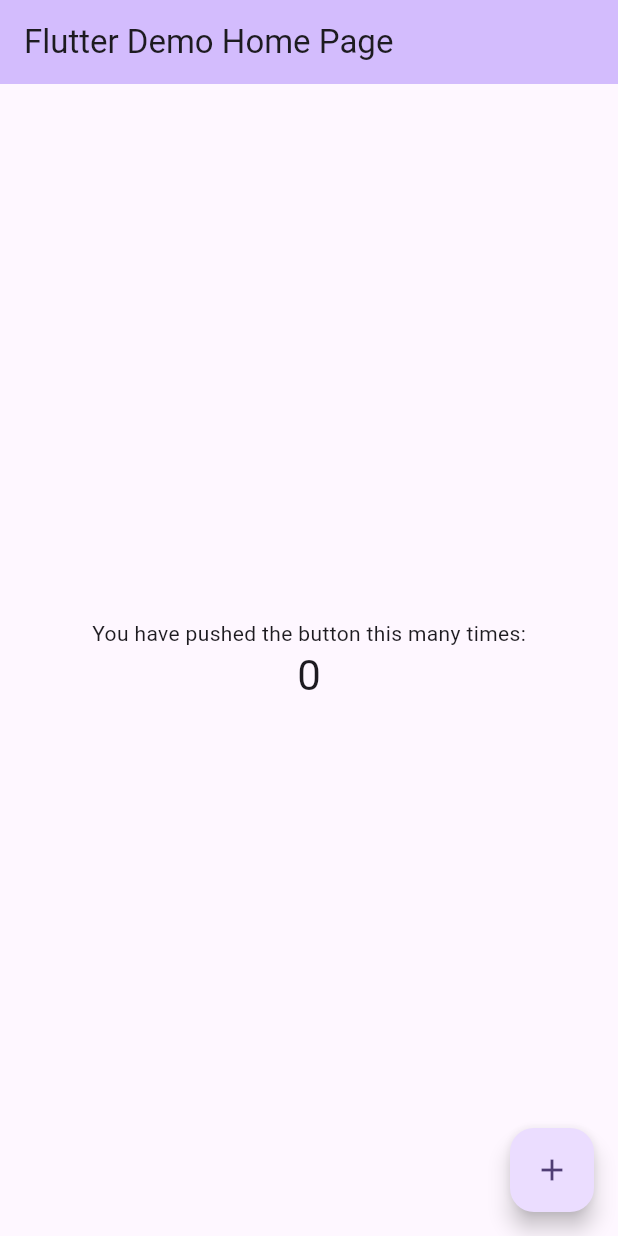
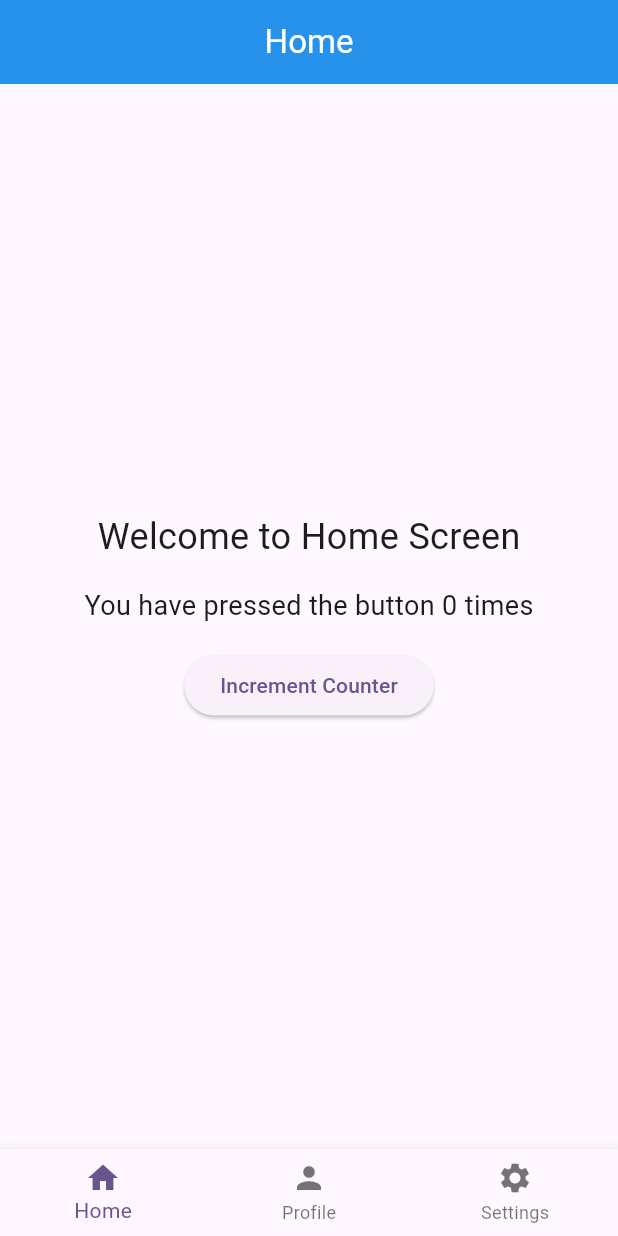
Before and after one commit to Kevz-20/Inventory, a Flutter app: the screen it shows after launch, on a phone screen of 412 x 824 dp. Run offline on Flutter 3.47's test engine with Material 3 defaults, Android fonts, the phone set to English and light mode, and no system bars.

Commit message:
added: header and nav_bar

```diff
--- a/lib/main.dart
+++ b/lib/main.dart
@@ -1,4 +1,7 @@
 import 'package:flutter/material.dart';
+import 'ui/screens/home_screen.dart';
+import 'ui/widgets/header.dart';
+import 'ui/widgets/nav_bar.dart';
 
 void main() {
   runApp(const MyApp());
@@ -7,116 +10,54 @@ void main() {
 class MyApp extends StatelessWidget {
   const MyApp({super.key});
 
-  // This widget is the root of your application.
   @override
   Widget build(BuildContext context) {
     return MaterialApp(
+      debugShowCheckedModeBanner: false,
       title: 'Flutter Demo',
       theme: ThemeData(
-        // This is the theme of your application.
-        //
-        // TRY THIS: Try running your application with "flutter run". You'll see
-        // the application has a purple toolbar. Then, without quitting the app,
-        // try changing the seedColor in the colorScheme below to Colors.green
-        // and then invoke "hot reload" (save your changes or press the "hot
-        // reload" button in a Flutter-supported IDE, or press "r" if you used
-        // the command line to start the app).
-        //
-        // Notice that the counter didn't reset back to zero; the application
-        // state is not lost during the reload. To reset the state, use hot
-        // restart instead.
-        //
-        // This works for code too, not just values: Most code changes can be
-        // tested with just a hot reload.
         colorScheme: ColorScheme.fromSeed(seedColor: Colors.deepPurple),
       ),
-      home: const MyHomePage(title: 'Flutter Demo Home Page'),
+      home: const MainPage(),
     );
   }
 }
 
-class MyHomePage extends StatefulWidget {
-  const MyHomePage({super.key, required this.title});
-
-  // This widget is the home page of your application. It is stateful, meaning
-  // that it has a State object (defined below) that contains fields that affect
-  // how it looks.
-
-  // This class is the configuration for the state. It holds the values (in this
-  // case the title) provided by the parent (in this case the App widget) and
-  // used by the build method of the State. Fields in a Widget subclass are
-  // always marked "final".
-
-  final String title;
+class MainPage extends StatefulWidget {
+  const MainPage({super.key});
 
   @override
-  State<MyHomePage> createState() => _MyHomePageState();
+  State<MainPage> createState() => _MainPageState();
 }
 
-class _MyHomePageState extends State<MyHomePage> {
-  int _counter = 0;
+class _MainPageState extends State<MainPage> {
+  int _selectedIndex = 0;
 
-  void _incrementCounter() {
+  final List<Widget> _pages = const [
+    HomeScreen(),
+    // You can add more screens here later:
+    // ProfileScreen(),
+    // LoginScreen(),
+  ];
+
+  void _onNavTap(int index) {
     setState(() {
-      // This call to setState tells the Flutter framework that something has
-      // changed in this State, which causes it to rerun the build method below
-      // so that the display can reflect the updated values. If we changed
-      // _counter without calling setState(), then the build method would not be
-      // called again, and so nothing would appear to happen.
-      _counter++;
+      _selectedIndex = index;
     });
   }
 
   @override
   Widget build(BuildContext context) {
-    // This method is rerun every time setState is called, for instance as done
-    // by the _incrementCounter method above.
-    //
-    // The Flutter framework has been optimized to make rerunning build methods
-    // fast, so that you can just rebuild anything that needs updating rather
-    // than having to individually change instances of widgets.
     return Scaffold(
-      appBar: AppBar(
-        // TRY THIS: Try changing the color here to a specific color (to
-        // Colors.amber, perhaps?) and trigger a hot reload to see the AppBar
-        // change color while the other colors stay the same.
-        backgroundColor: Theme.of(context).colorScheme.inversePrimary,
-        // Here we take the value from the MyHomePage object that was created by
-        // the App.build method, and use it to set our appbar title.
-        title: Text(widget.title),
+      appBar: const AppHeader(
+        title: 'Home', // Only Home for now
+        showBackButton: false,
       ),
-      body: Center(
-        // Center is a layout widget. It takes a single child and positions it
-        // in the middle of the parent.
-        child: Column(
-          // Column is also a layout widget. It takes a list of children and
-          // arranges them vertically. By default, it sizes itself to fit its
-          // children horizontally, and tries to be as tall as its parent.
-          //
-          // Column has various properties to control how it sizes itself and
-          // how it positions its children. Here we use mainAxisAlignment to
-          // center the children vertically; the main axis here is the vertical
-          // axis because Columns are vertical (the cross axis would be
-          // horizontal).
-          //
-          // TRY THIS: Invoke "debug painting" (choose the "Toggle Debug Paint"
-          // action in the IDE, or press "p" in the console), to see the
-          // wireframe for each widget.
-          mainAxisAlignment: MainAxisAlignment.center,
-          children: <Widget>[
-            const Text('You have pushed the button this many times:'),
-            Text(
-              '$_counter',
-              style: Theme.of(context).textTheme.headlineMedium,
-            ),
-          ],
-        ),
+      body: _pages[_selectedIndex],
+      bottomNavigationBar: BottomNavBar(
+        currentIndex: _selectedIndex,
+        onTap: _onNavTap,
       ),
-      floatingActionButton: FloatingActionButton(
-        onPressed: _incrementCounter,
-        tooltip: 'Increment',
-        child: const Icon(Icons.add),
-      ), // This trailing comma makes auto-formatting nicer for build methods.
     );
   }
 }
--- /dev/null
+++ b/lib/ui/screens/home_screen.dart
@@ -0,0 +1,43 @@
+import 'package:flutter/material.dart';
+
+class HomeScreen extends StatefulWidget {
+  const HomeScreen({super.key});
+
+  @override
+  State<HomeScreen> createState() => _HomeScreenState();
+}
+
+class _HomeScreenState extends State<HomeScreen> {
+  int _counter = 0;
+
+  void _incrementCounter() {
+    setState(() {
+      _counter += 10;
+    });
+  }
+
+  @override
+  Widget build(BuildContext context) {
+    return Center(
+      child: Column(
+        mainAxisAlignment: MainAxisAlignment.center,
+        children: [
+          const Text(
+            'Welcome to Home Screen',
+            style: TextStyle(fontSize: 24),
+          ),
+          const SizedBox(height: 16),
+          Text(
+            'You have pressed the button $_counter times',
+            style: const TextStyle(fontSize: 18),
+          ),
+          const SizedBox(height: 16),
+          ElevatedButton(
+            onPressed: _incrementCounter,
+            child: const Text('Increment Counter'),
+          ),
+        ],
+      ),
+    );
+  }
+}
--- /dev/null
+++ b/lib/ui/widgets/header.dart
@@ -0,0 +1,26 @@
+import 'package:flutter/material.dart';
+
+class AppHeader extends StatelessWidget implements PreferredSizeWidget {
+  final String title;
+  final bool showBackButton;
+
+  const AppHeader({
+    super.key,
+    required this.title,
+    this.showBackButton = false,
+  });
+
+  @override
+  Widget build(BuildContext context) {
+    return AppBar(
+      title: Text(title, style: const TextStyle(color: Colors.white)),
+      centerTitle: true,
+      automaticallyImplyLeading: showBackButton,
+      backgroundColor: Colors.blue,
+      elevation: 2,
+    );
+  }
+
+  @override
+  Size get preferredSize => const Size.fromHeight(kToolbarHeight);
+}
--- /dev/null
+++ b/lib/ui/widgets/nav_bar.dart
@@ -0,0 +1,30 @@
+import 'package:flutter/material.dart';
+
+class BottomNavBar extends StatelessWidget {
+  final int currentIndex;
+  final Function(int) onTap;
+
+  const BottomNavBar({super.key, required this.currentIndex, required this.onTap});
+
+  @override
+  Widget build(BuildContext context) {
+    return BottomNavigationBar(
+      currentIndex: currentIndex,
+      onTap: onTap,
+      items: const [
+        BottomNavigationBarItem(
+          icon: Icon(Icons.home),
+          label: 'Home',
+        ),
+        BottomNavigationBarItem(
+          icon: Icon(Icons.person),
+          label: 'Profile',
+        ),
+        BottomNavigationBarItem(
+          icon: Icon(Icons.settings),
+          label: 'Settings',
+        ),
+      ],
+    );
+  }
+}
```
